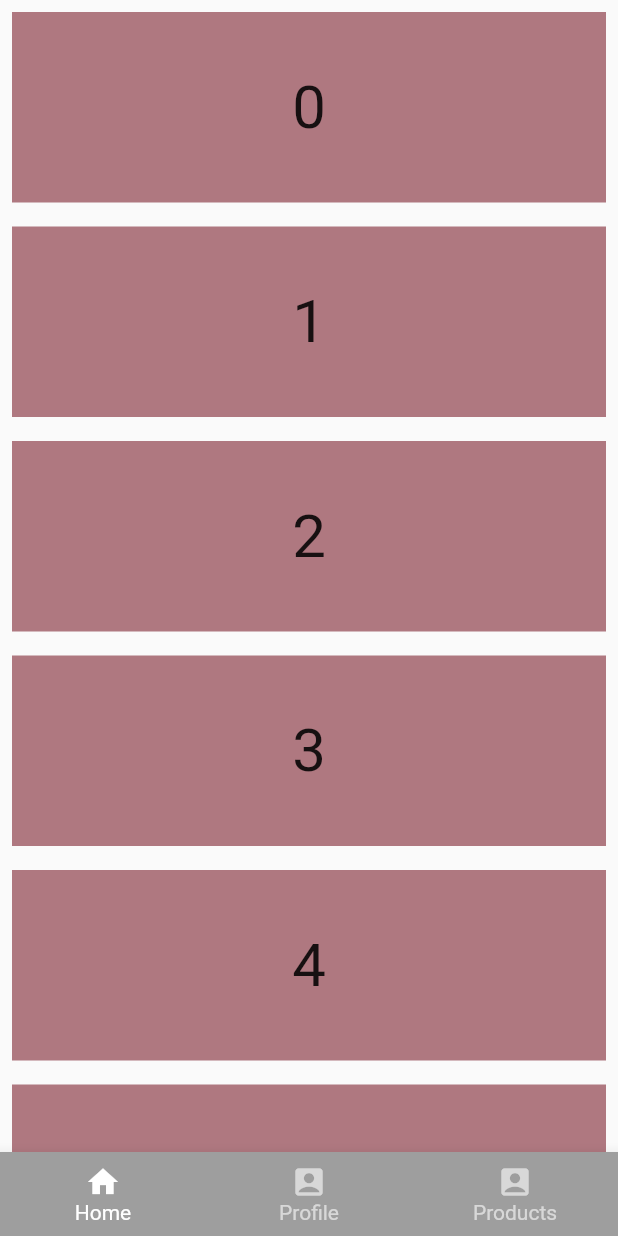
After one commit to funkibitto/flutter_example, a Flutter app: the BottomNavigationHide screen opened by its route, on a phone screen of 412 x 824 dp. The commit adds this screen. Run offline on Flutter 3.47's test engine with Material 2 defaults, Android fonts, the light colour scheme and no system bars; our stand-ins replace get.

Commit message:
scroll_to_hide_widget 모듈 완료

```diff
--- /dev/null
+++ b/lib/app/modules/widgets/scroll_to_hide_widget.dart
@@ -0,0 +1,72 @@
+import 'package:flutter/material.dart';
+import 'package:flutter/rendering.dart';
+
+class ScrollToHideWidget extends StatefulWidget {
+  final Widget child;
+  final ScrollController controller;
+  final Duration duration;
+  final double height;
+
+  const ScrollToHideWidget({
+    Key? key,
+    required this.child,
+    required this.controller,
+    this.duration = const Duration(milliseconds: 200),
+    this.height = kBottomNavigationBarHeight,
+  }) : super(key: key);
+
+  @override
+  _ScrollToHideWidgetState createState() => _ScrollToHideWidgetState();
+}
+
+class _ScrollToHideWidgetState extends State<ScrollToHideWidget> {
+  bool isVisible = true;
+
+  @override
+  void initState() {
+    widget.controller.addListener(_listen);
+    super.initState();
+  }
+
+  @override
+  void dispose() {
+    widget.controller.removeListener(_listen);
+    super.dispose();
+  }
+
+  void _listen() {
+    final direction = widget.controller.position.userScrollDirection;
+
+    switch (direction) {
+      case ScrollDirection.forward:
+        _show();
+        break;
+      case ScrollDirection.reverse:
+        _hide();
+        break;
+      case ScrollDirection.idle:
+        break;
+    }
+  }
+
+  void _show() {
+    if (!isVisible) setState(() => isVisible = true);
+  }
+
+  void _hide() {
+    if (isVisible) setState(() => isVisible = false);
+  }
+
+  @override
+  Widget build(BuildContext context) {
+    return AnimatedContainer(
+      duration: widget.duration,
+      height: isVisible ? widget.height : 0,
+      child: Wrap(
+        children: [
+          widget.child,
+        ],
+      ),
+    );
+  }
+}
--- a/lib/main.dart
+++ b/lib/main.dart
@@ -3,6 +3,7 @@ import 'package:flutter_playboard/src/basics/01_animated_container.dart';
 import 'package:flutter_playboard/src/basics/02_page_route_builder.dart';
 import 'package:flutter_playboard/src/basics/03_animation_controller.dart';
 import 'package:flutter_playboard/src/basics/04_tweens.dart';
+import 'package:flutter_playboard/src/examples/bottom_navigation_hide.dart';
 import 'package:flutter_playboard/src/examples/custom_sliver_app_bar.dart';
 import 'package:flutter_playboard/src/examples/list_weel_scroll.dart';
 import 'package:flutter_playboard/src/examples/page_view_selected.dart';
@@ -55,6 +56,11 @@ final basics = [
 ];
 
 final examples = [
+  MyRouts(
+    name: 'BottomNavigationHide',
+    route: BottomNavigationHide.routeName,
+    builder: (context) => const BottomNavigationHide(),
+  ),
   MyRouts(
     name: 'Sliver App Bar Example',
     route: CustomSliverAppBarStatus.routeName,
--- /dev/null
+++ b/lib/src/examples/bottom_navigation_hide.dart
@@ -0,0 +1,74 @@
+import 'dart:math';
+
+import 'package:flutter/material.dart';
+import 'package:flutter_playboard/app/modules/widgets/scroll_to_hide_widget.dart';
+
+class BottomNavigationHide extends StatefulWidget {
+  const BottomNavigationHide({Key? key}) : super(key: key);
+  static const String routeName = '/examples/bottom_navigation_hide_example';
+
+  @override
+  _BottomNavigationHideState createState() => _BottomNavigationHideState();
+}
+
+class _BottomNavigationHideState extends State<BottomNavigationHide> {
+  int _selectedIndex = 0;
+
+  final List<Widget> _items = List<Widget>.generate(
+      30,
+      (index) => Container(
+            color: Color(Random().nextInt(0xffffffff)),
+            padding: const EdgeInsets.all(40),
+            margin: const EdgeInsets.all(8),
+            child: Text(
+              index.toString(),
+              style: const TextStyle(fontSize: 40),
+              textAlign: TextAlign.center,
+            ),
+          ));
+
+  @override
+  Widget build(BuildContext context) {
+    return SafeArea(
+      child: Scaffold(
+        body: ListView.builder(
+          key: const PageStorageKey('bottom_navigation_hide'),
+          itemCount: _items.length,
+          itemBuilder: (context, index) {
+            return _items[index];
+          },
+        ),
+        bottomNavigationBar: ScrollToHideWidget(
+          controller: PrimaryScrollController.of(context)!,
+          child: BottomNavigationBar(
+            backgroundColor: Colors.grey,
+            selectedItemColor: Colors.white,
+            unselectedItemColor: Colors.white.withOpacity(.60),
+            selectedFontSize: 14,
+            unselectedFontSize: 14,
+            currentIndex: _selectedIndex, //현재 선택된 Index
+            onTap: (int index) {
+              setState(() {
+                _selectedIndex = index;
+              });
+            },
+            items: const [
+              BottomNavigationBarItem(
+                icon: Icon(Icons.home),
+                label: 'Home',
+              ),
+              BottomNavigationBarItem(
+                icon: Icon(Icons.account_box_rounded),
+                label: 'Profile',
+              ),
+              BottomNavigationBarItem(
+                icon: Icon(Icons.account_box_rounded),
+                label: 'Products',
+              ),
+            ],
+          ),
+        ),
+      ),
+    );
+  }
+}
```
Also changed, not shown: pubspec.lock.
